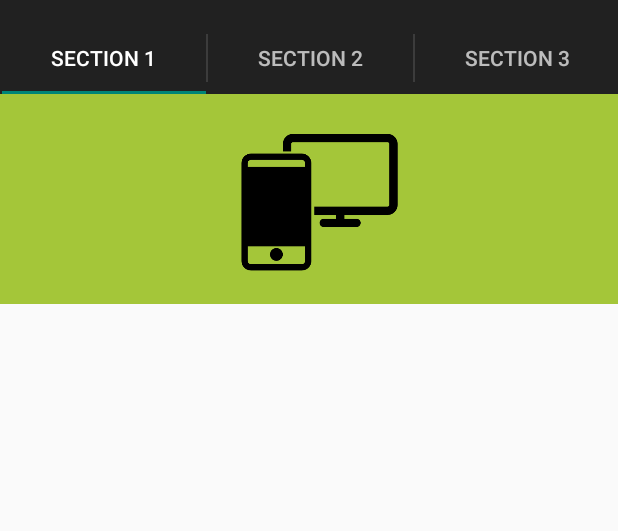
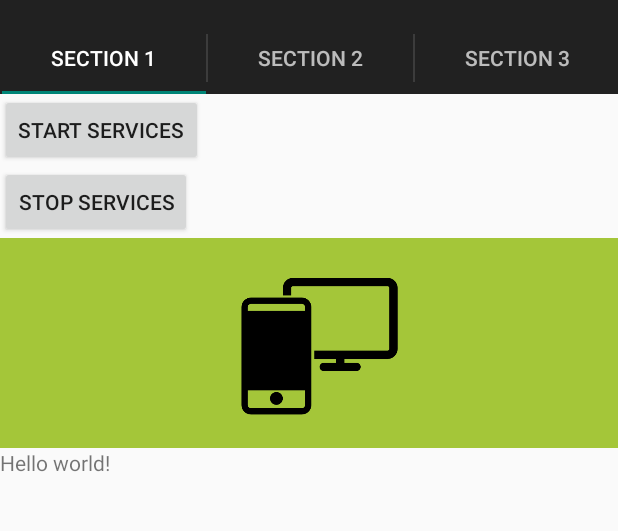
Before and after one commit to bsapundzhiev/calipso, an Android app: the screen it shows after launch (MainActivity), on a phone screen of 412 x 824 dp, the part 62-593 px from its top. Run offline under Robolectric (Android 15) with nearby library versions, the phone set to English and light mode, and no system bars; 1 statement that could not run was skipped.

Commit message:
Introduce Android service

```diff
--- a/os/Android/app/src/main/java/com/bsapundzhiev/calipso/AppConstants.java
+++ b/os/Android/app/src/main/java/com/bsapundzhiev/calipso/AppConstants.java
@@ -11,10 +11,10 @@ public class AppConstants {
 	/**
 	 * Calipso JNI instance
 	 */
-	private static CalipsoJNIWrapper cpoHttpService = new CalipsoJNIWrapper();
+	//private static CalipsoJNIWrapper cpoHttpService = new CalipsoJNIWrapper();
 
-	public static CalipsoJNIWrapper getcpoHttpServiceHandle()
-	{
-		return cpoHttpService;
-	}
+	//public static CalipsoJNIWrapper getcpoHttpServiceHandle()
+	//{
+	//	return cpoHttpService;
+	//}
 }
--- a/os/Android/app/src/main/java/com/bsapundzhiev/calipso/CalipsoJNIWrapper.java
+++ b/os/Android/app/src/main/java/com/bsapundzhiev/calipso/CalipsoJNIWrapper.java
@@ -1,27 +1,23 @@
 /**
- * Calipso native wrapper
+ * Calipso server JNI wrapper
+ * @author Borislav Sapundzhiev
+ *
  */
 package com.bsapundzhiev.calipso;
 
 import android.util.Log;
+import java.util.concurrent.atomic.AtomicBoolean;
 
-import java.security.acl.LastOwnerException;
-
-import static android.util.Log.*;
-
-/**
- * @author Borislav Sapundzhiev
- */
 public class CalipsoJNIWrapper {
 
 	private Thread _cpoThread;
-	boolean isRunning;
 
-
+    private AtomicBoolean isRunning = new AtomicBoolean(false);
 
 	private native String getCurrentWorkingDir();
 	private native String stringFromJNI();
 	private native void startCalipsoServer(final String filePath);
+    private native void stopCalipsoServer();
 
 	static {
 		try {
@@ -34,46 +30,53 @@ public class CalipsoJNIWrapper {
 	/**
 	 * Construct
 	 */
-	public CalipsoJNIWrapper() {
-		isRunning = false;
-	}
+	public CalipsoJNIWrapper() {}
 
 	/**
 	 * return server status
 	 * @return {@link String}
 	 */
-	public String getStatus() {
-
-		return stringFromJNI();
-	}
-
+	public String getStatus() { return stringFromJNI(); }
+    /**
+     * Get current working directoru
+     * @return {@link String}
+     */
 	public String getCurrentWorkingDirectory() {
 		return getCurrentWorkingDir();
 	}
 
 	public void startCalipso(final String filePath) {
-		if(isRunning) return;
+
+
+		if(isRunning.get() == true) return;
 
 		_cpoThread = new Thread(new Runnable() {
-		       public void run() {
-		       	isRunning = true;
+
+		    public void run() {
+
+		       	isRunning.set(true);
 		       	startCalipsoServer(filePath);
-
-		       	Log.d("CalipsoJNIWrapper","Calipso jni procress ended.");
-
-		       }
+		    }
 		});
 
 		_cpoThread.start();
 	}
 
-	public void stopCalipso() {
+    /**
+     * Stop server
+     * @throws InterruptedException
+     */
+	public void stopCalipso() throws InterruptedException {
 
-		_cpoThread.interrupt();
-		isRunning = false;
+	    stopCalipsoServer();
+        //_cpoThread.interrupt();
+        _cpoThread.join();
+		isRunning.set(false);
+        Log.d("CalipsoJNIWrapper","stopCalipso");
 	}
 
-	public void restartCalipso() {
-		//TODO:
-	}
+	public boolean isRunning()
+    {
+       return isRunning.get();
+    }
 }
--- a/os/Android/app/src/main/java/com/bsapundzhiev/calipso/MainActivity.java
+++ b/os/Android/app/src/main/java/com/bsapundzhiev/calipso/MainActivity.java
@@ -42,26 +42,7 @@ public class MainActivity extends AppCompatActivity implements TabListener {
 	 * The {@link ViewPager} that will host the section contents
 	 */
 	ViewPager mViewPager;
-	/**
-	 * Calipso JNI object
-	 */
-	private void initServer()
-	{
-		if( AppConstants.getcpoHttpServiceHandle().isRunning == false) {
-			// Init config file
-            String confPath = CpoFileUtils.getCpoFilesDir(this).toString() + "/" + CpoFileUtils.CONFIG_FILE;
 
-            if(!CpoFileUtils.hasExternalStoragePrivateFile(this,CpoFileUtils.CONFIG_FILE)) {
-                CpoFileUtils.createExternalStoragePrivateFile(this,
-                        this.getResources().openRawResource(R.raw.mime), CpoFileUtils.MIME_TYPE_FILE);
-            }
-            if(!CpoFileUtils.hasExternalStoragePrivateFile(this, CpoFileUtils.CONFIG_FILE)) {
-                confPath = CpoFileUtils.createExternalStoragePrivateFile(this,
-                        this.getResources().openRawResource(R.raw.calipso), CpoFileUtils.CONFIG_FILE);
-            }
-			AppConstants.getcpoHttpServiceHandle().startCalipso(confPath);
-		}
-	}
 
     /**
      * request manifest permissions
@@ -92,6 +73,7 @@ public class MainActivity extends AppCompatActivity implements TabListener {
 	@Override
 	protected void onDestroy() {
 		super.onDestroy();
+		//stopService(this.getIntent());
 		Log.d(LOG_TAG,"OnDestroy");
 	}
 
@@ -102,24 +84,24 @@ public class MainActivity extends AppCompatActivity implements TabListener {
 
 	}
 
+	public void startService(View view) {
+		startService(new Intent(getBaseContext(), CalipsoService.class));
+	}
+
+	public void stopService(View view) {
+		stopService(new Intent(getBaseContext(), CalipsoService.class));
+	}
+
 	@Override
 	protected void onCreate(Bundle savedInstanceState) {
 		super.onCreate(savedInstanceState);
 		setContentView(R.layout.activity_main);
 
-		try {
-            if (Build.VERSION.SDK_INT >= 23) {
-                checkAppPermission();
-            }
+		if (Build.VERSION.SDK_INT >= 23) {
+			checkAppPermission();
+		}
 
-            Log.d(LOG_TAG, "App data folder: "+ CpoFileUtils.getAppDataDir(this));
-            Log.d(LOG_TAG, "App native lib folder: " + CpoFileUtils.getNativeLibraryDir(this));
-			Log.d(LOG_TAG, CpoFileUtils.getCpoFilesDir(this.getBaseContext()).getPath() );
-			Log.d(LOG_TAG, AppConstants.getcpoHttpServiceHandle().getCurrentWorkingDirectory());
-			initServer();
-		}catch (Exception e) {
-			Log.d(LOG_TAG, e.getMessage());
-		}
+
 
 		// Set up the action bar.
         final ActionBar actionBar = this.getSupportActionBar();
--- a/os/Android/app/src/main/java/com/bsapundzhiev/calipso/NetListFragment.java
+++ b/os/Android/app/src/main/java/com/bsapundzhiev/calipso/NetListFragment.java
@@ -30,7 +30,8 @@ public class NetListFragment extends Fragment {
 
 		View root = inflater.inflate(R.layout.activity_list_view_net, container, false);
         TextView textview = (TextView) root.findViewById(R.id.text1);
-        textview.setText(AppConstants.getcpoHttpServiceHandle().getStatus());
+
+        //textview.setText(AppConstants.getcpoHttpServiceHandle().getStatus());
 
         // Get ListView object from xml
         _netlistView = (ListView) root.findViewById(R.id.list);
--- a/os/Android/app/src/main/res/layout/activity_list_view_net.xml
+++ b/os/Android/app/src/main/res/layout/activity_list_view_net.xml
@@ -2,6 +2,21 @@
     android:layout_width="match_parent"
     android:layout_height="match_parent"
     android:orientation="vertical" >
+
+    <Button
+        android:layout_width="wrap_content"
+        android:layout_height="wrap_content"
+        android:id="@+id/buttonStartService"
+        android:text="Start Services"
+        android:onClick="startService"
+        android:layout_below="@+id/imageButton" />
+
+    <Button
+        android:layout_width="wrap_content"
+        android:layout_height="wrap_content"
+        android:text="Stop Services"
+        android:id="@+id/buttonStopService"
+        android:onClick="stopService" />
 
     <ImageView
         android:id="@+id/netImage"
@@ -24,4 +39,5 @@
         android:layout_height="wrap_content"
         android:layout_width="match_parent" />
 
+
 </LinearLayout>
```
Also changed, not shown: os/Android/app/src/main/AndroidManifest.xml (+11 -4 lines), os/Android/app/src/main/java/com/bsapundzhiev/calipso/Application.java (+4 -3 lines), os/Android/app/src/main/java/com/bsapundzhiev/calipso/CalipsoService.java (added, +87 -0 lines), 2 other files.
